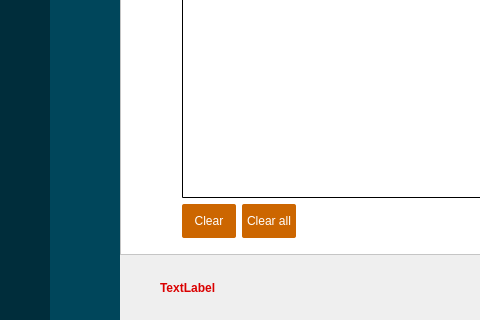
paulscherrerinstitute/scicat-qt, file PSIArchiver/dialog.ui: the form before one commit; both pictures show x 0 to 480 and y 361 to 681 of the 814 by 681 pixel window.
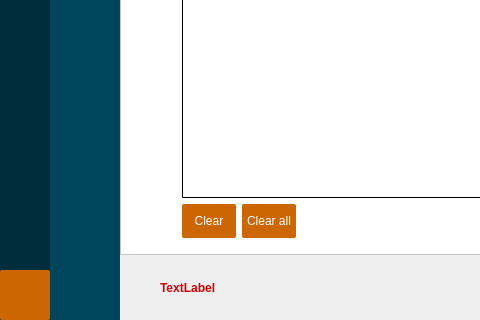
The form after the commit. Icons and pictures are not drawn.

Patch:
```diff
--- a/PSIArchiver/dialog.ui
+++ b/PSIArchiver/dialog.ui
@@ -293,6 +293,21 @@
           </property>
          </spacer>
         </item>
+        <item>
+         <widget class="QPushButton" name="pushButtonSettings">
+          <property name="styleSheet">
+           <string notr="true">QPushButton{border-image:url(&quot;:/images/settings-not-active.svg&quot;); background-repeat: no-repeat; width:50px; height:50px; padding:0px}
+QPushButton:hover{border-image:url(&quot;:/images/settings.svg&quot;); background-repeat: no-repeat; width:50px; height:50px}
+QPushButton:!enabled{border-image:url(&quot;:/images/settings-not-active.svg&quot;); background-repeat: no-repeat; width:50px; height:50px}
+
+
+</string>
+          </property>
+          <property name="text">
+           <string/>
+          </property>
+         </widget>
+        </item>
        </layout>
       </widget>
      </item>
```
Left out of the diff: 2 changed lines with no effect on the pictures.
